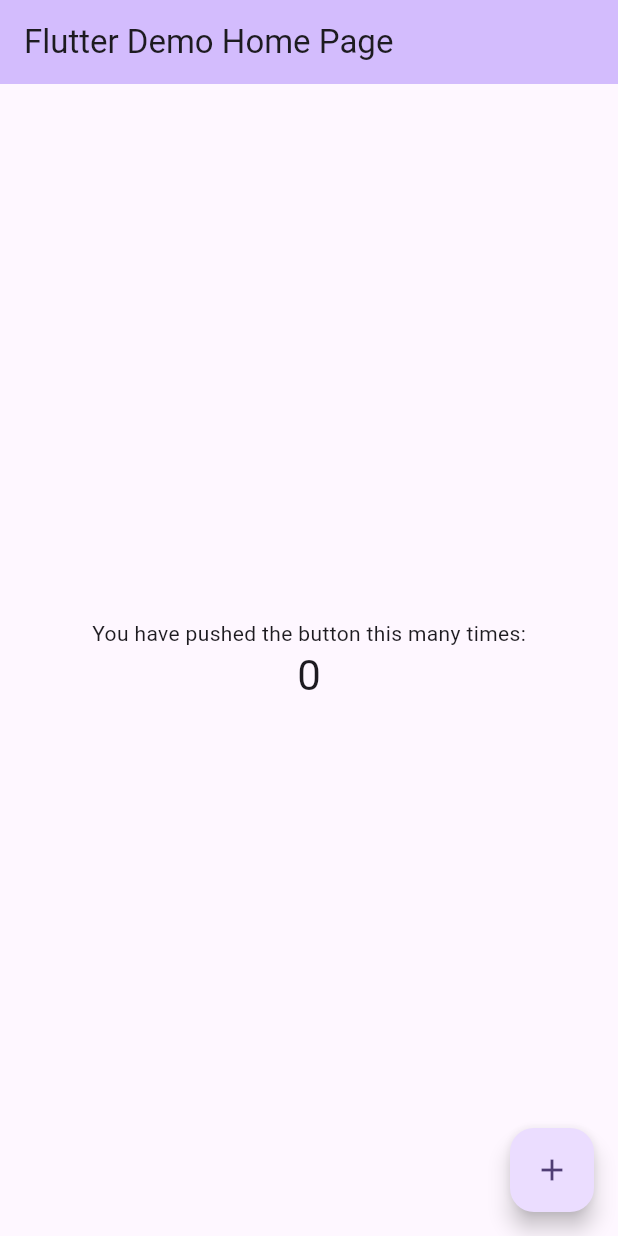
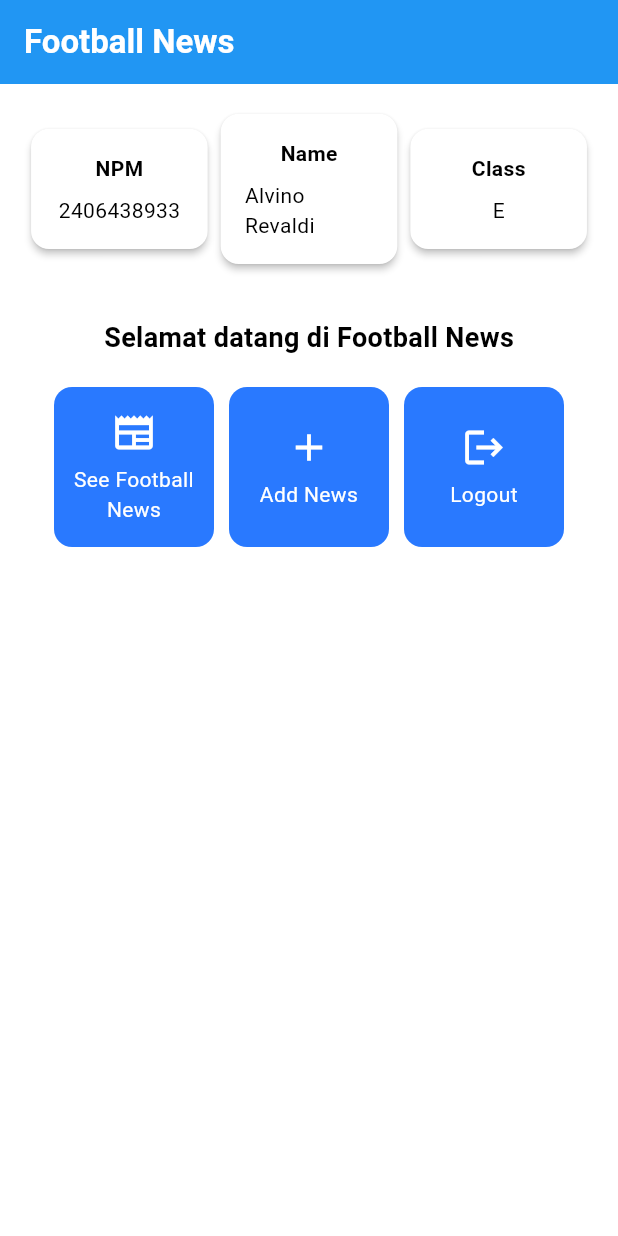
Before and after one commit to Alvino0706/football-news-mobile, a Flutter app: the screen it shows after launch, on a phone screen of 412 x 824 dp. Run offline on Flutter 3.47's test engine with Material 3 defaults, Android fonts, the phone set to English and light mode, and no system bars.

Commit message:
Tutorial 6

```diff
--- a/football_news/lib/main.dart
+++ b/football_news/lib/main.dart
@@ -1,4 +1,5 @@
 import 'package:flutter/material.dart';
+import 'package:football_news/menu.dart';
 
 void main() {
   runApp(const MyApp());
@@ -28,95 +29,10 @@ class MyApp extends StatelessWidget {
         //
         // This works for code too, not just values: Most code changes can be
         // tested with just a hot reload.
-        colorScheme: ColorScheme.fromSeed(seedColor: Colors.deepPurple),
+        colorScheme: ColorScheme.fromSwatch(primarySwatch: Colors.blue)
+        .copyWith(secondary: Colors.blueAccent[400]),
       ),
-      home: const MyHomePage(title: 'Flutter Demo Home Page'),
+      home: MyHomePage(),
     );
   }
 }
-
-class MyHomePage extends StatefulWidget {
-  const MyHomePage({super.key, required this.title});
-
-  // This widget is the home page of your application. It is stateful, meaning
-  // that it has a State object (defined below) that contains fields that affect
-  // how it looks.
-
-  // This class is the configuration for the state. It holds the values (in this
-  // case the title) provided by the parent (in this case the App widget) and
-  // used by the build method of the State. Fields in a Widget subclass are
-  // always marked "final".
-
-  final String title;
-
-  @override
-  State<MyHomePage> createState() => _MyHomePageState();
-}
-
-class _MyHomePageState extends State<MyHomePage> {
-  int _counter = 0;
-
-  void _incrementCounter() {
-    setState(() {
-      // This call to setState tells the Flutter framework that something has
-      // changed in this State, which causes it to rerun the build method below
-      // so that the display can reflect the updated values. If we changed
-      // _counter without calling setState(), then the build method would not be
-      // called again, and so nothing would appear to happen.
-      _counter++;
-    });
-  }
-
-  @override
-  Widget build(BuildContext context) {
-    // This method is rerun every time setState is called, for instance as done
-    // by the _incrementCounter method above.
-    //
-    // The Flutter framework has been optimized to make rerunning build methods
-    // fast, so that you can just rebuild anything that needs updating rather
-    // than having to individually change instances of widgets.
-    return Scaffold(
-      appBar: AppBar(
-        // TRY THIS: Try changing the color here to a specific color (to
-        // Colors.amber, perhaps?) and trigger a hot reload to see the AppBar
-        // change color while the other colors stay the same.
-        backgroundColor: Theme.of(context).colorScheme.inversePrimary,
-        // Here we take the value from the MyHomePage object that was created by
-        // the App.build method, and use it to set our appbar title.
-        title: Text(widget.title),
-      ),
-      body: Center(
-        // Center is a layout widget. It takes a single child and positions it
-        // in the middle of the parent.
-        child: Column(
-          // Column is also a layout widget. It takes a list of children and
-          // arranges them vertically. By default, it sizes itself to fit its
-          // children horizontally, and tries to be as tall as its parent.
-          //
-          // Column has various properties to control how it sizes itself and
-          // how it positions its children. Here we use mainAxisAlignment to
-          // center the children vertically; the main axis here is the vertical
-          // axis because Columns are vertical (the cross axis would be
-          // horizontal).
-          //
-          // TRY THIS: Invoke "debug painting" (choose the "Toggle Debug Paint"
-          // action in the IDE, or press "p" in the console), to see the
-          // wireframe for each widget.
-          mainAxisAlignment: MainAxisAlignment.center,
-          children: <Widget>[
-            const Text('You have pushed the button this many times:'),
-            Text(
-              '$_counter',
-              style: Theme.of(context).textTheme.headlineMedium,
-            ),
-          ],
-        ),
-      ),
-      floatingActionButton: FloatingActionButton(
-        onPressed: _incrementCounter,
-        tooltip: 'Increment',
-        child: const Icon(Icons.add),
-      ), // This trailing comma makes auto-formatting nicer for build methods.
-    );
-  }
-}
--- /dev/null
+++ b/football_news/lib/menu.dart
@@ -0,0 +1,191 @@
+import 'package:flutter/material.dart';
+
+class ItemHomepage {
+  final String name;
+  final IconData icon;
+
+  ItemHomepage(this.name, this.icon);
+}
+
+class MyHomePage extends StatelessWidget {
+  MyHomePage({super.key}); //sudah ada pada code sebelumnya
+
+  final String nama = "Alvino Revaldi"; //nama
+  final String npm = "2406438933"; //npm
+  final String kelas = "E"; //kelas
+
+  final List<ItemHomepage> items = [
+    ItemHomepage("See Football News", Icons.newspaper),
+    ItemHomepage("Add News", Icons.add),
+    ItemHomepage("Logout", Icons.logout),
+  ];
+
+  @override
+  Widget build(BuildContext context) {
+    // Scaffold menyediakan struktur dasar halaman dengan AppBar dan body.
+    return Scaffold(
+      // AppBar adalah bagian atas halaman yang menampilkan judul.
+      appBar: AppBar(
+        // Judul aplikasi "Football News" dengan teks putih dan tebal.
+        title: const Text(
+          'Football News',
+          style: TextStyle(
+            color: Colors.white,
+            fontWeight: FontWeight.bold,
+          ),
+        ),
+        // Warna latar belakang AppBar diambil dari skema warna tema aplikasi.
+        backgroundColor: Theme
+            .of(context)
+            .colorScheme
+            .primary,
+      ),
+      // Body halaman dengan padding di sekelilingnya.
+      body: Padding(
+        padding: const EdgeInsets.all(16.0),
+        // Menyusun widget secara vertikal dalam sebuah kolom.
+        child: Column(
+          crossAxisAlignment: CrossAxisAlignment.center,
+          children: [
+            // Row untuk menampilkan 3 InfoCard secara horizontal.
+            Row(
+              mainAxisAlignment: MainAxisAlignment.spaceEvenly,
+              children: [
+                InfoCard(title: 'NPM', content: npm),
+                InfoCard(title: 'Name', content: nama),
+                InfoCard(title: 'Class', content: kelas),
+              ],
+            ),
+
+            // Memberikan jarak vertikal 16 unit.
+            const SizedBox(height: 16.0),
+
+            // Menempatkan widget berikutnya di tengah halaman.
+            Center(
+              child: Column(
+                // Menyusun teks dan grid item secara vertikal.
+
+                children: [
+                  // Menampilkan teks sambutan dengan gaya tebal dan ukuran 18.
+                  const Padding(
+                    padding: EdgeInsets.only(top: 16.0),
+                    child: Text(
+                      'Selamat datang di Football News',
+                      style: TextStyle(
+                        fontWeight: FontWeight.bold,
+                        fontSize: 18.0,
+                      ),
+                    ),
+                  ),
+
+                  // Grid untuk menampilkan ItemCard dalam bentuk grid 3 kolom.
+                  GridView.count(
+                    primary: true,
+                    padding: const EdgeInsets.all(20),
+                    crossAxisSpacing: 10,
+                    mainAxisSpacing: 10,
+                    crossAxisCount: 3,
+                    // Agar grid menyesuaikan tinggi kontennya.
+                    shrinkWrap: true,
+
+                    // Menampilkan ItemCard untuk setiap item dalam list items.
+                    children: items.map((ItemHomepage item) {
+                      return ItemCard(item);
+                    }).toList(),
+                  ),
+                ],
+              ),
+            ),
+          ],
+        ),
+      ),
+    );
+  }
+}
+
+class InfoCard extends StatelessWidget {
+  // Kartu informasi yang menampilkan title dan content.
+
+  final String title;  // Judul kartu.
+  final String content;  // Isi kartu.
+
+  const InfoCard({super.key, required this.title, required this.content});
+
+  @override
+  Widget build(BuildContext context) {
+    return Card(
+      // Membuat kotak kartu dengan bayangan dibawahnya.
+      elevation: 2.0,
+      child: Container(
+        // Mengatur ukuran dan jarak di dalam kartu.
+        width: MediaQuery.of(context).size.width / 3.5, // menyesuaikan dengan lebar device yang digunakan.
+        padding: const EdgeInsets.all(16.0),
+        // Menyusun title dan content secara vertikal.
+        child: Column(
+          children: [
+            Text(
+              title,
+              style: const TextStyle(fontWeight: FontWeight.bold),
+            ),
+            const SizedBox(height: 8.0),
+            Text(content),
+          ],
+        ),
+      ),
+    );
+  }
+}
+
+class ItemCard extends StatelessWidget {
+  // Menampilkan kartu dengan ikon dan nama.
+
+  final ItemHomepage item;
+
+  const ItemCard(this.item, {super.key});
+
+  @override
+  Widget build(BuildContext context) {
+    return Material(
+      // Menentukan warna latar belakang dari tema aplikasi.
+      color: Theme.of(context).colorScheme.secondary,
+      // Membuat sudut kartu melengkung.
+      borderRadius: BorderRadius.circular(12),
+
+      child: InkWell(
+        // Aksi ketika kartu ditekan.
+        onTap: () {
+          // Menampilkan pesan SnackBar saat kartu ditekan.
+          ScaffoldMessenger.of(context)
+            ..hideCurrentSnackBar()
+            ..showSnackBar(
+                SnackBar(content: Text("Kamu telah menekan tombol ${item.name}!"))
+            );
+        },
+        // Container untuk menyimpan Icon dan Text
+        child: Container(
+          padding: const EdgeInsets.all(8),
+          child: Center(
+            child: Column(
+              // Menyusun ikon dan teks di tengah kartu.
+              mainAxisAlignment: MainAxisAlignment.center,
+              children: [
+                Icon(
+                  item.icon,
+                  color: Colors.white,
+                  size: 30.0,
+                ),
+                const Padding(padding: EdgeInsets.all(3)),
+                Text(
+                  item.name,
+                  textAlign: TextAlign.center,
+                  style: const TextStyle(color: Colors.white),
+                ),
+              ],
+            ),
+          ),
+        ),
+      ),
+    );
+  }
+
+}
```
